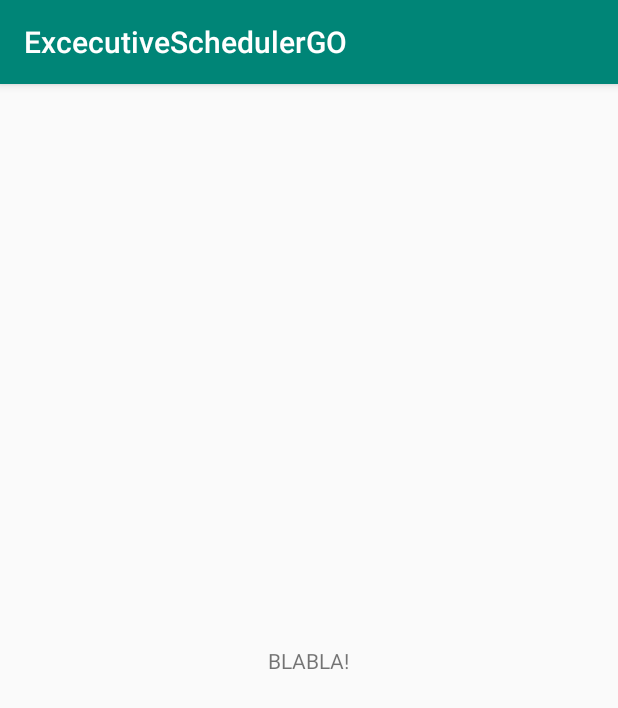
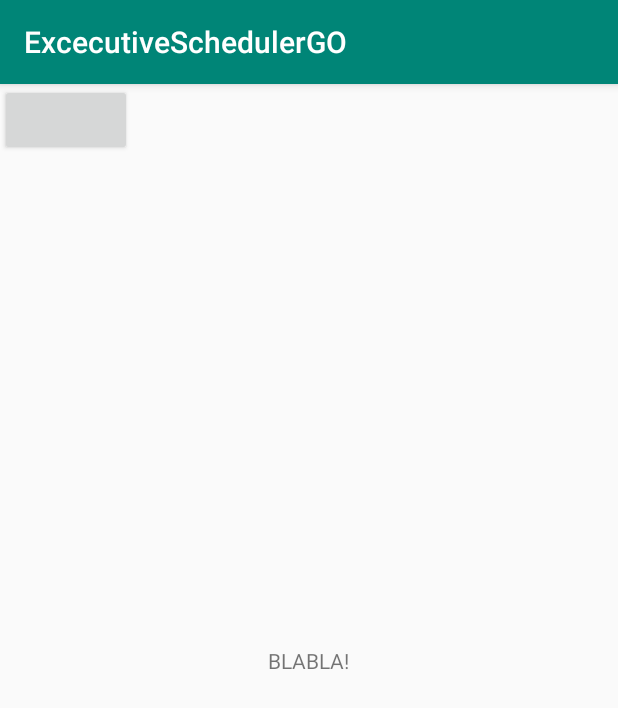
Before and after one commit to atlimp/es-go, an Android app: the screen it shows after launch (MainActivity), on a phone screen of 412 x 824 dp. Shown: the top 708 px of the screen. Run offline under Robolectric (Android 15) with nearby library versions, the phone set to English and light mode, and no system bars.

Commit message:
bætti við takka til að skipta á milli

```diff
--- a/ExcecutiveSchedulerGO/app/src/main/java/com/example/excecutiveschedulergo/MainActivity.java
+++ b/ExcecutiveSchedulerGO/app/src/main/java/com/example/excecutiveschedulergo/MainActivity.java
@@ -1,13 +1,29 @@
 package com.example.excecutiveschedulergo;
 
+import android.content.Intent;
 import android.support.v7.app.AppCompatActivity;
 import android.os.Bundle;
+import android.view.View;
+import android.widget.Button;
 
 public class MainActivity extends AppCompatActivity {
+
+    Button mButton;
 
     @Override
     protected void onCreate(Bundle savedInstanceState) {
         super.onCreate(savedInstanceState);
         setContentView(R.layout.activity_main);
+
+        mButton = findViewById(R.id.button);
+
+        mButton.setOnClickListener(new View.OnClickListener() {
+            @Override
+            public void onClick(View v) {
+                Intent login = new Intent(getApplicationContext(), LoginActivity.class);
+
+                startActivity(login);
+            }
+        });
     }
 }
--- a/ExcecutiveSchedulerGO/app/src/main/res/layout/activity_login.xml
+++ b/ExcecutiveSchedulerGO/app/src/main/res/layout/activity_login.xml
@@ -6,4 +6,9 @@
     android:layout_height="match_parent"
     tools:context=".LoginActivity">
 
+    <Button
+        android:id="@+id/loginButton"
+        android:layout_width="wrap_content"
+        android:layout_height="wrap_content" />
+
 </android.support.constraint.ConstraintLayout>
--- a/ExcecutiveSchedulerGO/app/src/main/res/layout/activity_main.xml
+++ b/ExcecutiveSchedulerGO/app/src/main/res/layout/activity_main.xml
@@ -16,4 +16,9 @@
         app:layout_constraintRight_toRightOf="parent"
         app:layout_constraintTop_toTopOf="parent" />
 
+    <Button
+        android:id="@+id/button"
+        android:layout_width="wrap_content"
+        android:layout_height="wrap_content" />
+
 </android.support.constraint.ConstraintLayout>
```
Also changed, not shown: ExcecutiveSchedulerGO/app/src/main/java/com/example/excecutiveschedulergo/LoginActivity.java (+16 -0 lines).
